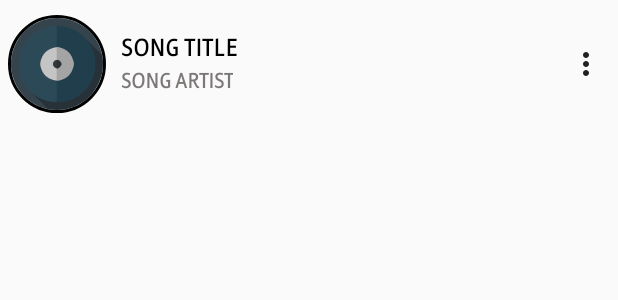
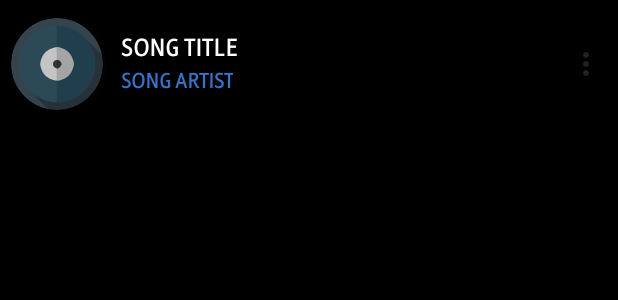
Before and after one commit to RobotInc/ArLyrics, an Android app: the layout main_song_list_view.xml on its own in the app's theme, with its tools: preview values and no code run, on a phone screen of 412 x 824 dp. Shown: the top 300 px of the screen. Run offline under Robolectric (Android 15) with nearby library versions, the phone set to English and light mode, and no system bars; plain views replace CircularImageView.

Commit message:
dark theme added

```diff
--- a/app/src/main/res/layout/activity_album_song_list.xml
+++ b/app/src/main/res/layout/activity_album_song_list.xml
@@ -139,7 +139,7 @@ app:layout_anchorGravity="bottom|right|"        android:layout_alignParentBottom
             android:layout_width="match_parent"
             android:layout_height="50dp"
             android:layout_marginTop="4dp"
-            android:background="@null"
+            android:background="#000000"
 
 
             android:gravity="center"
--- a/app/src/main/res/layout/main_song_list_view.xml
+++ b/app/src/main/res/layout/main_song_list_view.xml
@@ -34,7 +34,7 @@
         app:civ_border_width="2dp"
         app:civ_shadow="true"
         app:civ_shadow_radius="2"
-        app:civ_shadow_color="#8BC34A"/>
+        app:civ_shadow_color="#ffffff"/>
 
     <LinearLayout
         android:layout_width="match_parent"
@@ -51,7 +51,7 @@
             android:ellipsize="end"
             android:maxLines="1"
             android:text="SONG TITLE"
-            android:textColor="#000000"
+            android:textColor="#ffffff"
             android:textSize="16sp"/>
 
         <com.bss.arrahmanlyrics.utils.lyricsTextView
@@ -63,7 +63,7 @@
             android:maxLines="1"
             android:paddingTop="4dp"
             android:text="SONG ARTIST"
-            android:textColor="#5d5858"
+            android:textColor="#4590fa"
             android:textSize="14sp"/>
 
     </LinearLayout>
--- a/app/src/main/res/layout/song_list_view.xml
+++ b/app/src/main/res/layout/song_list_view.xml
@@ -63,7 +63,7 @@
             android:maxLines="1"
             android:paddingTop="4dp"
             android:text="SONG ARTIST"
-            android:textColor="#e0dfdf"
+            android:textColor="#ffffff"
             android:textSize="14sp"/>
 
     </LinearLayout>
--- a/app/src/main/res/values/colors.xml
+++ b/app/src/main/res/values/colors.xml
@@ -1,7 +1,7 @@
 <?xml version="1.0" encoding="utf-8"?>
 <resources>
-    <color name="colorPrimary">#3F51B5</color>
-    <color name="colorPrimaryDark">#303F9F</color>
+    <color name="colorPrimary">#101010</color>
+    <color name="colorPrimaryDark">#0d0d0d</color>
     <color name="colorAccent">#FF4081</color>
     <color name="colorPrimaryText">#212121</color>
     <color name="colorSecondaryText">#616161</color>
--- a/app/src/main/res/values/styles.xml
+++ b/app/src/main/res/values/styles.xml
@@ -1,20 +1,26 @@
 <resources>
 
     <!-- Base application theme. -->
-    <style name="AppTheme" parent="Theme.AppCompat.Light.DarkActionBar">
+    <style name="AppTheme" parent="Theme.AppCompat.DayNight.DarkActionBar">
         <!-- Customize your theme here. -->
-        <item name="colorPrimary">@color/colorPrimary</item>
-        <item name="colorPrimaryDark">@color/colorPrimaryDark</item>
-        <item name="colorAccent">@color/colorAccent</item>
+        <item name="colorPrimary">@color/colorPrimaryDark</item>
+        <item name="colorPrimaryDark">@color/colorPrimaryText</item>
+        <item name="colorAccent">@android:color/holo_orange_light</item>
+        <item name="android:colorBackground">@android:color/background_dark</item>
+        <item name="android:textColorPrimary">@android:color/primary_text_light</item>
+        <item name="android:textColorSecondary">@color/common_google_signin_btn_text_dark_default
+        </item>
+        <item name="android:textColorSecondaryInverse">@color/colorPrimary</item>
     </style>
 
     <style name="AppTheme.NoActionBar">
         <item name="windowActionBar">false</item>
         <item name="windowNoTitle">true</item>
+
     </style>
 
     <style name="AppTheme.AppBarOverlay" parent="ThemeOverlay.AppCompat.Dark.ActionBar" />
 
-    <style name="AppTheme.PopupOverlay" parent="ThemeOverlay.AppCompat.Light" />
+    <style name="AppTheme.PopupOverlay" parent="ThemeOverlay.AppCompat.Dark" />
 
 </resources>
```
Also changed, not shown: app/src/main/res/menu/activity_main_drawer.xml (+6 -1 lines), app/src/main/ic_launcher-web.png (added), app/src/main/res/mipmap-hdpi/ic_launcher.png, app/src/main/res/mipmap-mdpi/ic_launcher.png, app/src/main/res/mipmap-xhdpi/ic_launcher.png, app/src/main/res/mipmap-xxhdpi/ic_launcher.png, app/src/main/res/mipmap-xxxhdpi/ic_launcher.png.
